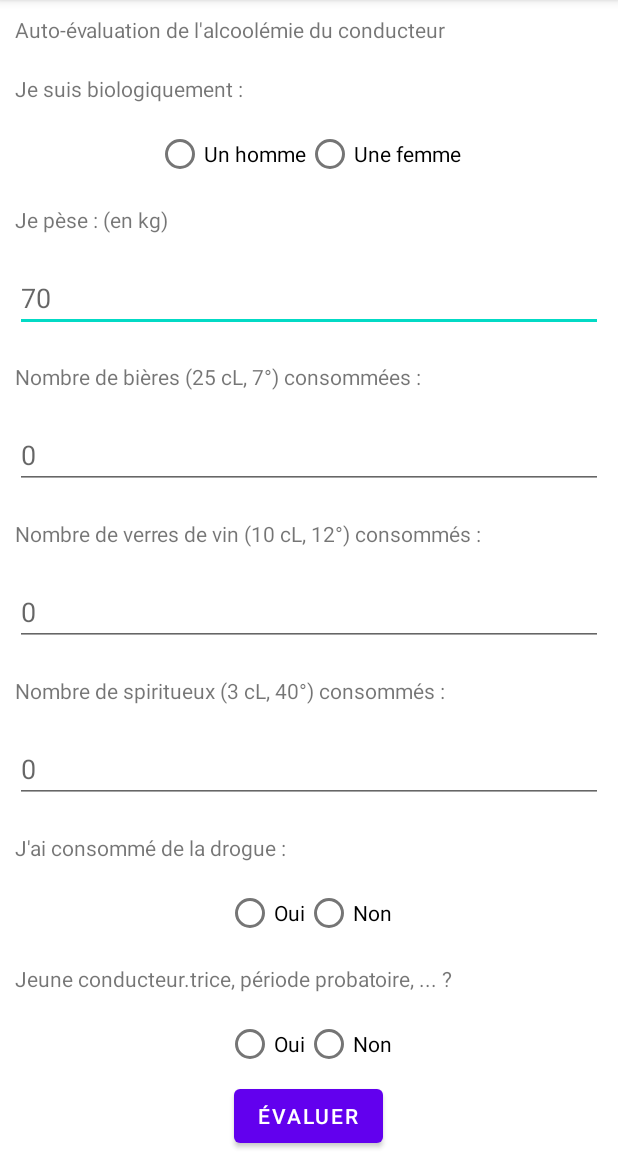
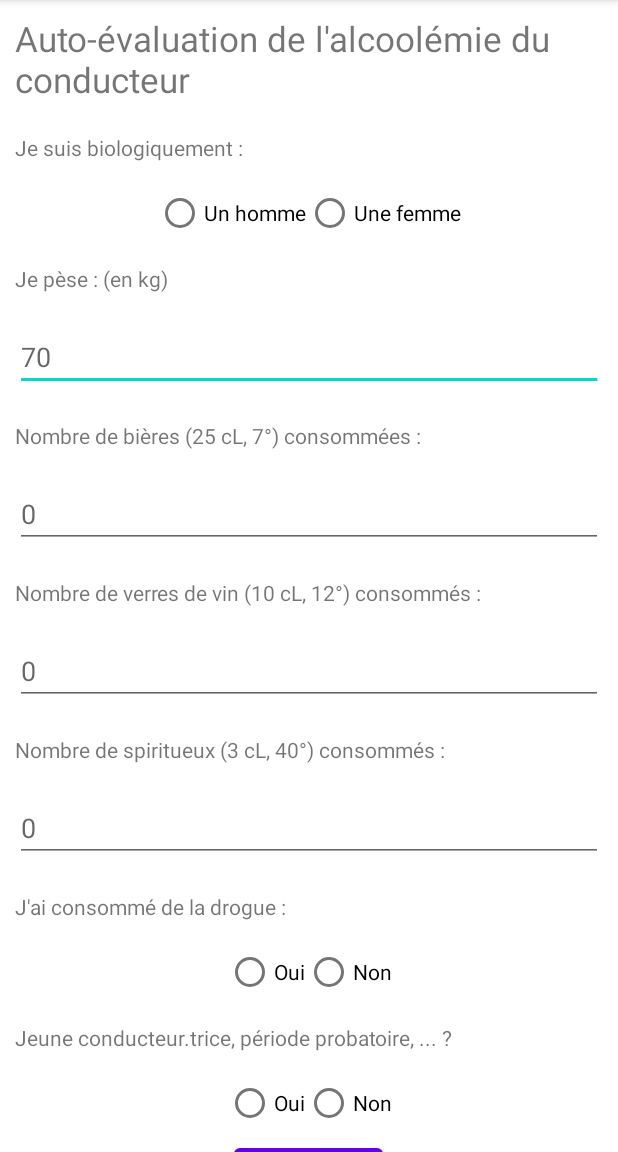
Before and after one commit to LogarithmeNeper/IFYouDrive, an Android app: the screen it shows after launch (MainActivity), on a phone screen of 412 x 824 dp, the part 84-1236 px from its top. Run offline under Robolectric (Android 15) with nearby library versions, the phone set to English and light mode, and no system bars.

Commit message:
another few improvements

```diff
--- a/app/src/main/res/layout/activity_main.xml
+++ b/app/src/main/res/layout/activity_main.xml
@@ -19,12 +19,13 @@
         android:layout_width="match_parent"
         android:layout_height="wrap_content"
         android:layout_margin="10dp"
+        android:textSize="23sp"
         android:text="Auto-évaluation de l'alcoolémie du conducteur"/>
 
     <TextView
         android:layout_width="match_parent"
         android:layout_height="wrap_content"
-        android:layout_margin="10dp"
+        android:layout_margin="10sp"
         android:text="Je suis biologiquement :"/>
 
     <RadioGroup
@@ -50,63 +51,63 @@
     <TextView
         android:layout_width="match_parent"
         android:layout_height="wrap_content"
-        android:layout_margin="10dp"
+        android:layout_margin="10sp"
         android:text="Je pèse : (en kg)"/>
 
     <EditText
         android:id="@+id/weight"
         android:layout_width="match_parent"
         android:layout_height="wrap_content"
-        android:layout_margin="10dp"
+        android:layout_margin="10sp"
         android:inputType="number"
         android:hint="70"/>
 
     <TextView
         android:layout_width="match_parent"
         android:layout_height="wrap_content"
-        android:layout_margin="10dp"
+        android:layout_margin="10sp"
         android:text="Nombre de bières (25 cL, 7°) consommées :"/>
 
     <EditText
         android:id="@+id/beers"
         android:layout_width="match_parent"
         android:layout_height="wrap_content"
-        android:layout_margin="10dp"
+        android:layout_margin="10sp"
         android:inputType="number"
         android:hint="0"/>
 
     <TextView
         android:layout_width="match_parent"
         android:layout_height="wrap_content"
-        android:layout_margin="10dp"
+        android:layout_margin="10sp"
         android:text="Nombre de verres de vin (10 cL, 12°) consommés :"/>
 
     <EditText
         android:id="@+id/wine"
         android:layout_width="match_parent"
         android:layout_height="wrap_content"
-        android:layout_margin="10dp"
+        android:layout_margin="10sp"
         android:inputType="number"
         android:hint="0"/>
 
     <TextView
         android:layout_width="match_parent"
         android:layout_height="wrap_content"
-        android:layout_margin="10dp"
+        android:layout_margin="10sp"
         android:text="Nombre de spiritueux (3 cL, 40°) consommés :"/>
 
     <EditText
         android:id="@+id/spirits"
         android:layout_width="match_parent"
         android:layout_height="wrap_content"
-        android:layout_margin="10dp"
+        android:layout_margin="10sp"
         android:inputType="number"
         android:hint="0"/>
 
     <TextView
         android:layout_width="match_parent"
         android:layout_height="wrap_content"
-        android:layout_margin="10dp"
+        android:layout_margin="10sp"
         android:text="J'ai consommé de la drogue : "/>
 
     <RadioGroup
@@ -132,7 +133,7 @@
     <TextView
         android:layout_width="match_parent"
         android:layout_height="wrap_content"
-        android:layout_margin="10dp"
+        android:layout_margin="10sp"
         android:text="Jeune conducteur.trice, période probatoire, ... ?"/>
 
     <RadioGroup
```
Also changed, not shown: app/src/main/res/layout/activity_evaluate_reaction.xml (+9 -19 lines), app/src/main/res/layout/activity_evaluate_risks.xml (+2 -8 lines).
